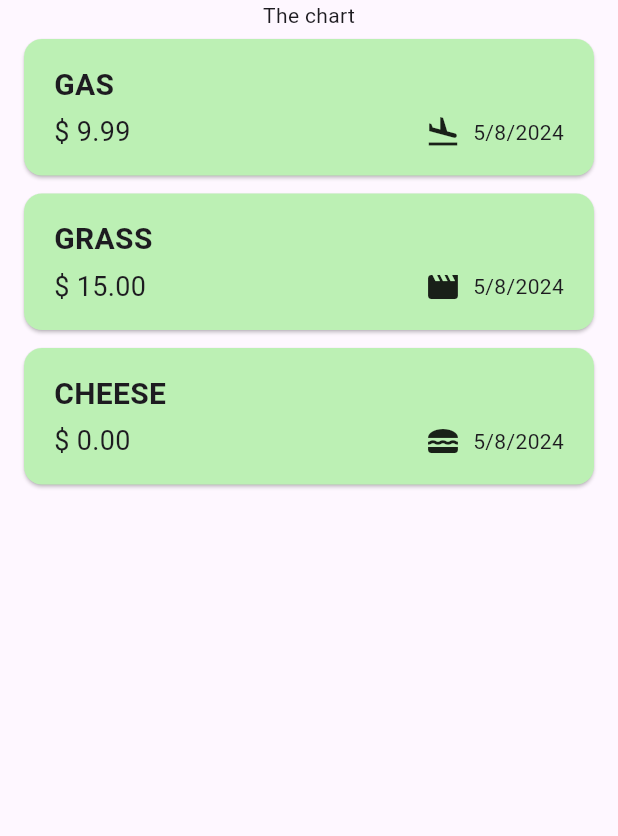
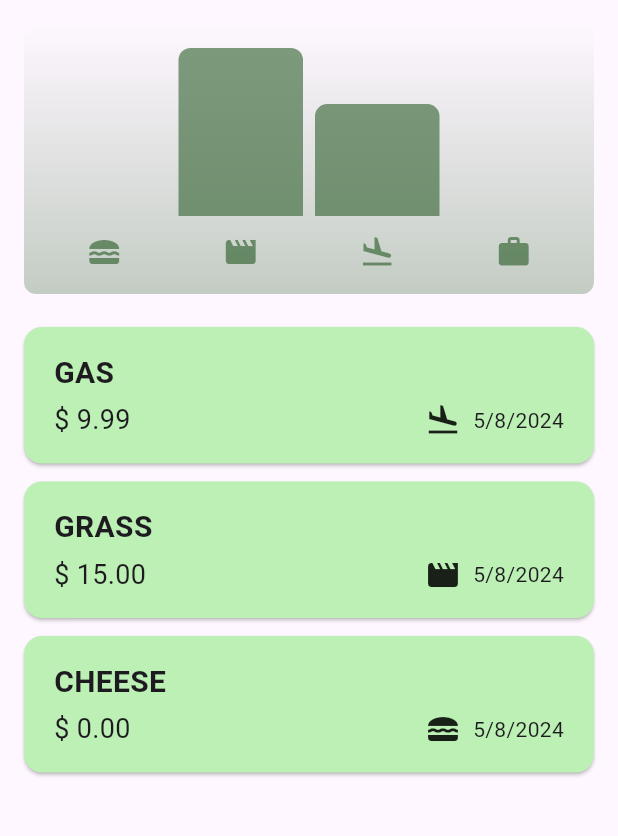
Before and after one commit to SassaroCristian/expenses_tracker_flutter, a Flutter app: the screen it shows after launch, on a phone screen of 412 x 824 dp, the part 84-920 px from its top. Run offline on Flutter 3.47's test engine with Material 3 defaults, Android fonts, the light colour scheme and no system bars.

Commit message:
added chart bar and chart

```diff
--- /dev/null
+++ b/lib/widgets/chart/chart.dart
@@ -0,0 +1,95 @@
+import 'package:flutter/material.dart';
+
+import 'package:expenses_tracker_flutter/widgets/chart/chart_bar.dart';
+import 'package:expenses_tracker_flutter/models/expense.dart';
+
+class Chart extends StatelessWidget {
+  const Chart({super.key, required this.expenses});
+
+  final List<Expense> expenses;
+
+  List<ExpenseBucket> get buckets {
+    return [
+      ExpenseBucket.forCategory(expenses, Category.food),
+      ExpenseBucket.forCategory(expenses, Category.leisure),
+      ExpenseBucket.forCategory(expenses, Category.travel),
+      ExpenseBucket.forCategory(expenses, Category.work),
+    ];
+  }
+
+  double get maxTotalExpense {
+    double maxTotalExpense = 0;
+
+    for (final bucket in buckets) {
+      if (bucket.totalExpenses > maxTotalExpense) {
+        maxTotalExpense = bucket.totalExpenses;
+      }
+    }
+
+    return maxTotalExpense;
+  }
+
+  @override
+  Widget build(BuildContext context) {
+    final isDarkMode =
+        MediaQuery.of(context).platformBrightness == Brightness.dark;
+    return Container(
+      margin: const EdgeInsets.all(16),
+      padding: const EdgeInsets.symmetric(
+        vertical: 16,
+        horizontal: 8,
+      ),
+      width: double.infinity,
+      height: 180,
+      decoration: BoxDecoration(
+        borderRadius: BorderRadius.circular(8),
+        gradient: LinearGradient(
+          colors: [
+            Theme.of(context).colorScheme.primary.withOpacity(0.3),
+            Theme.of(context).colorScheme.primary.withOpacity(0.0)
+          ],
+          begin: Alignment.bottomCenter,
+          end: Alignment.topCenter,
+        ),
+      ),
+      child: Column(
+        children: [
+          Expanded(
+            child: Row(
+              crossAxisAlignment: CrossAxisAlignment.end,
+              children: [
+                for (final bucket in buckets) // alternative to map()
+                  ChartBar(
+                    fill: bucket.totalExpenses == 0
+                        ? 0
+                        : bucket.totalExpenses / maxTotalExpense,
+                  )
+              ],
+            ),
+          ),
+          const SizedBox(height: 12),
+          Row(
+            children: buckets
+                .map(
+                  (bucket) => Expanded(
+                    child: Padding(
+                      padding: const EdgeInsets.symmetric(horizontal: 4),
+                      child: Icon(
+                        categoryIcons[bucket.category],
+                        color: isDarkMode
+                            ? Theme.of(context).colorScheme.secondary
+                            : Theme.of(context)
+                                .colorScheme
+                                .primary
+                                .withOpacity(0.7),
+                      ),
+                    ),
+                  ),
+                )
+                .toList(),
+          )
+        ],
+      ),
+    );
+  }
+}
--- /dev/null
+++ b/lib/widgets/chart/chart_bar.dart
@@ -0,0 +1,34 @@
+import 'package:flutter/material.dart';
+
+class ChartBar extends StatelessWidget {
+  const ChartBar({
+    super.key,
+    required this.fill,
+  });
+
+  final double fill;
+
+  @override
+  Widget build(BuildContext context) {
+    final isDarkMode =
+        MediaQuery.of(context).platformBrightness == Brightness.dark;
+    return Expanded(
+      child: Padding(
+        padding: const EdgeInsets.symmetric(horizontal: 4),
+        child: FractionallySizedBox(
+          heightFactor: fill,
+          child: DecoratedBox(
+            decoration: BoxDecoration(
+              shape: BoxShape.rectangle,
+              borderRadius:
+                  const BorderRadius.vertical(top: Radius.circular(8)),
+              color: isDarkMode
+                  ? Theme.of(context).colorScheme.secondary
+                  : Theme.of(context).colorScheme.primary.withOpacity(0.65),
+            ),
+          ),
+        ),
+      ),
+    );
+  }
+}
--- a/lib/widgets/expenses.dart
+++ b/lib/widgets/expenses.dart
@@ -1,3 +1,4 @@
+import 'package:expenses_tracker_flutter/widgets/chart/chart.dart';
 import 'package:expenses_tracker_flutter/widgets/expenses_list/expenses_list.dart';
 import 'package:expenses_tracker_flutter/widgets/new_expense.dart';
 import 'package:flutter/material.dart';
@@ -98,7 +99,7 @@
       ),
       body: Column(
         children: [
-          const Text('The chart'),
+          Chart(expenses: _registerdExpenses),
           Expanded(
             child: mainContent,
           )
```
